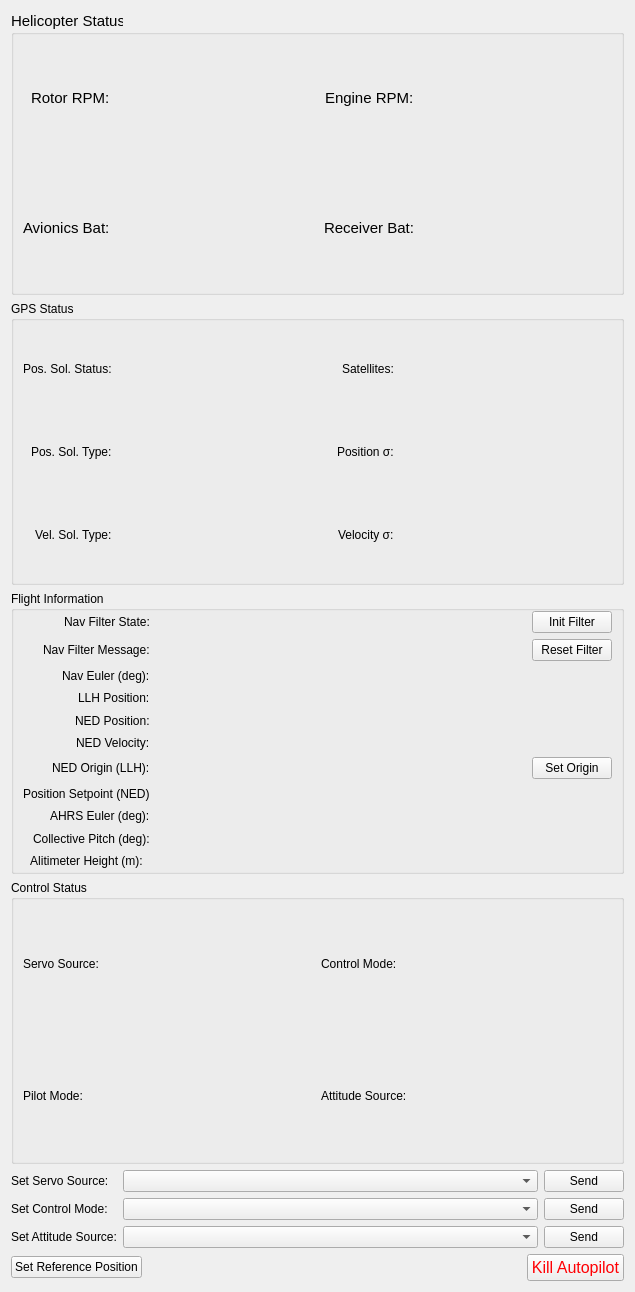
This is src/ui/ualberta/UAlbertaControlWidget.ui in josephlewis42/UDenverQGC as Qt 5 draws it before an edit. The edited form follows.
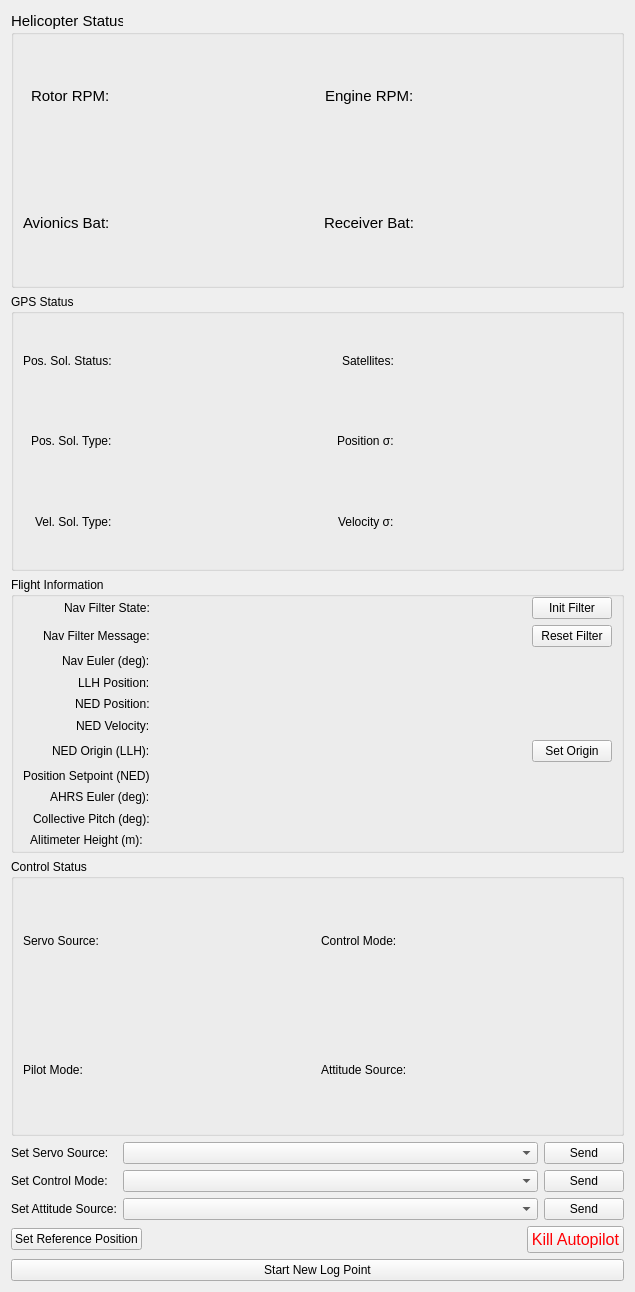
This is the edited form. Icons and pictures are not drawn.

Commit message: Added functionality to start new logging point

Diff of the .ui file:
```diff
--- a/src/ui/ualberta/UAlbertaControlWidget.ui
+++ b/src/ui/ualberta/UAlbertaControlWidget.ui
@@ -735,6 +735,17 @@
      </item>
     </layout>
    </item>
+   <item>
+    <layout class="QVBoxLayout" name="verticalLayout">
+     <item>
+      <widget class="QPushButton" name="new_log_point_button">
+       <property name="text">
+        <string>Start New Log Point</string>
+       </property>
+      </widget>
+     </item>
+    </layout>
+   </item>
   </layout>
  </widget>
  <resources>
```
The commit also changes 2 other files.
